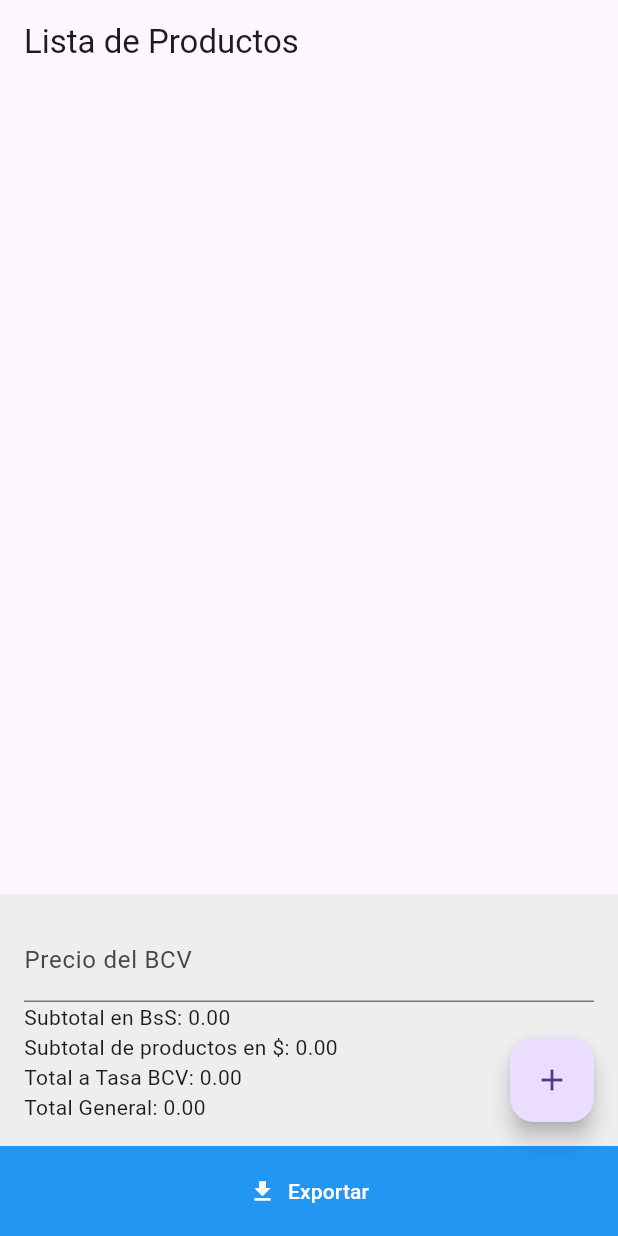
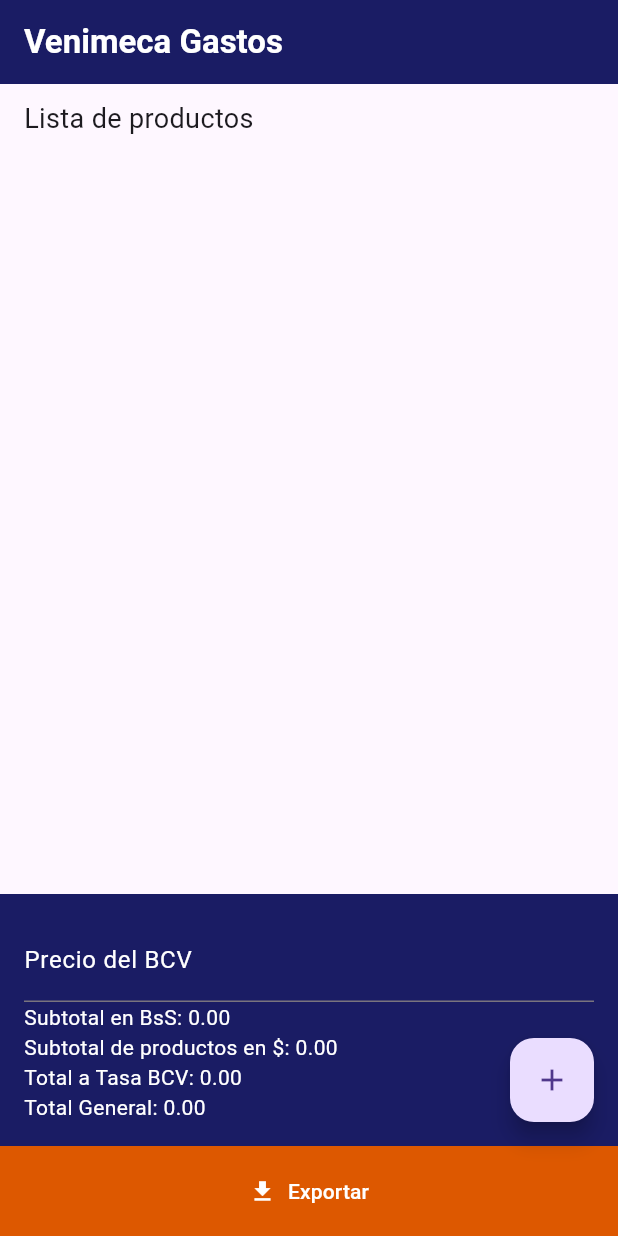
Before and after one commit to AntonioVilaV/generator-excel-with-products, a Flutter app: the screen it shows after launch, on a phone screen of 412 x 824 dp. Run offline on Flutter 3.47's test engine with Material 3 defaults, Android fonts, the phone set to English and light mode, and no system bars; our stand-ins replace fluttertoast; missing offline and left inert: excel; Roboto replaces fonts that are missing (Arial).

Commit message:
add colors

```diff
--- a/app/lib/main.dart
+++ b/app/lib/main.dart
@@ -304,12 +304,36 @@ class _MyHomePageState extends State<MyHomePage> {
     double totalTasaBCV = bcvPrice != 0.0 ? subtotalBS / bcvPrice : 0.0;
     double totalGeneral = totalUSD + totalTasaBCV;
 
+    //Color blue = Color.fromARGB(1, 26, 28, 100);
+
     return Scaffold(
       appBar: AppBar(
-        title: Text('Lista de Productos'),
+        backgroundColor: Color(0xFF1a1c64),
+        title: Text(
+          'Venimeca Gastos',
+          style: TextStyle(
+            color: Colors.white, // Adjust text color as needed
+            fontFamily: 'Arial',
+            fontWeight: FontWeight.bold,
+          ),
+        ),
       ),
       body: Column(
         children: [
+          Container(
+            padding: EdgeInsets.symmetric(vertical: 10),
+            child: Row(
+              children: [
+                const SizedBox(width: 16.0),
+                Text(
+                  'Lista de productos',
+                  style: TextStyle(
+                    fontSize: 18.0,
+                  ),
+                ),
+              ],
+            ),
+          ),
           Expanded(
             child: ListView.builder(
               itemCount: products.length,
@@ -347,7 +371,8 @@ class _MyHomePageState extends State<MyHomePage> {
             ),
           ),
           Container(
-            color: Colors.grey[200],
+            //color: Colors.grey[200],
+            color: Color(0xFF1a1c64),
             padding: EdgeInsets.all(16),
             child: Column(
               crossAxisAlignment: CrossAxisAlignment.stretch,
@@ -360,13 +385,27 @@ class _MyHomePageState extends State<MyHomePage> {
                     _recalculateTotals();
                   },
                   keyboardType: TextInputType.number,
-                  decoration: InputDecoration(labelText: 'Precio del BCV'),
+                  decoration: InputDecoration(
+                    labelText: 'Precio del BCV',
+                    labelStyle: TextStyle(color: Colors.white),
+                    hintText: 'Ingrese el precio',
+                    hintStyle: TextStyle(color: Colors.grey[500]),
+                  ),
+                  style: TextStyle(color: Colors.white),
                 ),
-                Text('Subtotal en BsS: ${subtotalBS.toStringAsFixed(2)}'),
+                Text('Subtotal en BsS: ${subtotalBS.toStringAsFixed(2)}',
+                    style: TextStyle(color: Colors.white)),
                 Text(
-                    'Subtotal de productos en \$: ${subtotalUSD.toStringAsFixed(2)}'),
-                Text('Total a Tasa BCV: ${totalTasaBCV.toStringAsFixed(2)}'),
-                Text('Total General: ${totalGeneral.toStringAsFixed(2)}'),
+                    'Subtotal de productos en \$: ${subtotalUSD.toStringAsFixed(2)}',
+                    style: TextStyle(color: Colors.white)),
+                Text(
+                  'Total a Tasa BCV: ${totalTasaBCV.toStringAsFixed(2)}',
+                  style: TextStyle(color: Colors.white),
+                ),
+                Text(
+                  'Total General: ${totalGeneral.toStringAsFixed(2)}',
+                  style: TextStyle(color: Colors.white),
+                ),
               ],
             ),
           ),
@@ -461,6 +500,7 @@ class _MyHomePageState extends State<MyHomePage> {
         child: Icon(Icons.add),
       ),
       bottomNavigationBar: Container(
+        padding: EdgeInsets.zero,
         width: double.infinity,
         child: Row(
           mainAxisAlignment: MainAxisAlignment.center,
@@ -471,7 +511,8 @@ class _MyHomePageState extends State<MyHomePage> {
                   shape: RoundedRectangleBorder(
                     borderRadius: BorderRadius.zero,
                   ),
-                  backgroundColor: Colors.blue,
+                  //backgroundColor: Color(0xFF1a1c64),
+                  backgroundColor: Color.fromARGB(255, 221, 88, 0),
                   foregroundColor: Colors.white,
                   padding: const EdgeInsets.symmetric(
                       vertical: 20.0, horizontal: 16.0),
```
Also changed, not shown: app/assets/VCA 512X512-100.jpg (added).
